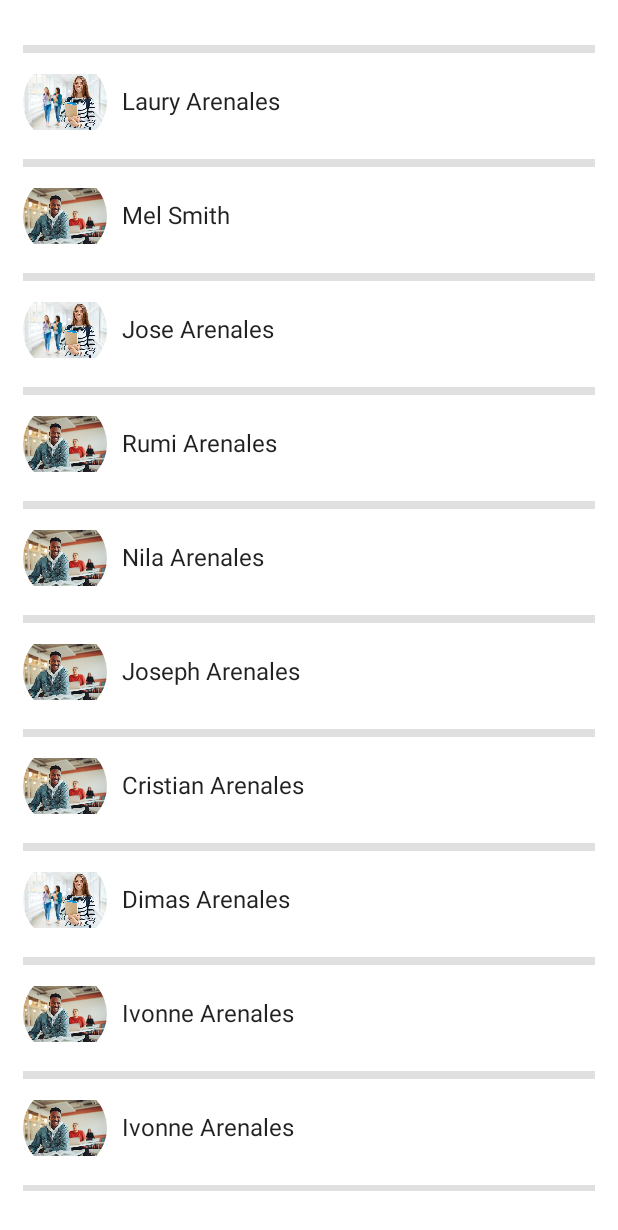
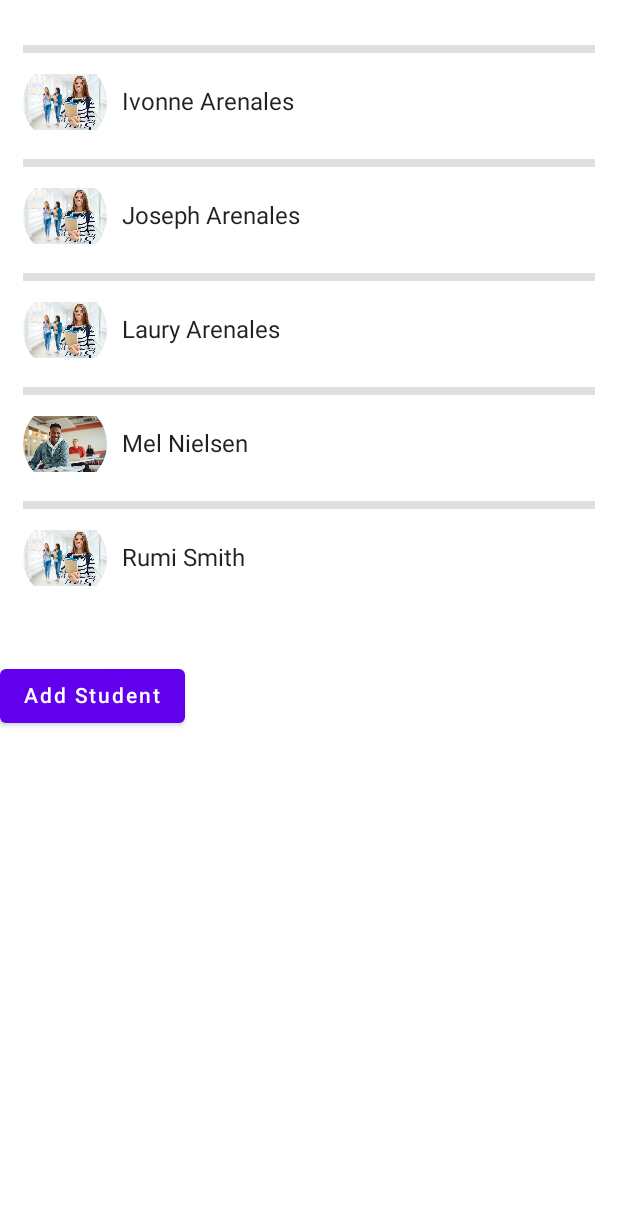
Before and after one commit to danilo04/desarrollo-componentes, an Android app built with Jetpack Compose: the screen it shows after launch (MainActivity), on a phone screen of 412 x 824 dp. Shown: the top 1230 px of the screen. Run offline under Robolectric (Android 15) with nearby library versions, the phone set to English and light mode, and no system bars; our stand-ins replace Dagger/Hilt's generated code.

Commit message:
Store student list in files

```diff
--- a/app/src/main/java/pa/ac/utp/components/listaestudiantes/MainActivity.kt
+++ b/app/src/main/java/pa/ac/utp/components/listaestudiantes/MainActivity.kt
@@ -10,6 +10,8 @@ import androidx.compose.foundation.layout.Column
 import androidx.compose.foundation.layout.fillMaxSize
 import androidx.compose.foundation.layout.padding
 import androidx.compose.foundation.lazy.LazyColumn
+import androidx.compose.foundation.rememberScrollState
+import androidx.compose.foundation.verticalScroll
 import androidx.compose.material.Button
 import androidx.compose.material.MaterialTheme
 import androidx.compose.material.Surface
@@ -26,6 +28,7 @@ import androidx.navigation.compose.NavHost
 import androidx.navigation.compose.composable
 import androidx.navigation.compose.rememberNavController
 import dagger.hilt.android.AndroidEntryPoint
+import pa.ac.utp.components.listaestudiantes.data.model.Student
 import pa.ac.utp.components.listaestudiantes.ui.components.StudentRow
 import pa.ac.utp.components.listaestudiantes.ui.theme.ListaEstudiantesTheme
 import pa.ac.utp.components.listaestudiantes.ui.utils.recomposeHighlighter
@@ -55,6 +58,9 @@ fun StudentListScreen(onClick: (Int) -> Unit) {
     Surface(
         modifier = Modifier.fillMaxSize()
     ) {
+        Column(modifier = Modifier
+            .fillMaxSize()) {
+
             LazyColumn(
                 modifier = Modifier
                     .padding(horizontal = 15.dp, vertical = 30.dp)
@@ -77,6 +83,10 @@ fun StudentListScreen(onClick: (Int) -> Unit) {
                             }
                         }
                     }
+                }
+            }
+            Button(onClick = { viewModel.addStudent(Student("Danilo", "Dominguez", "7-xx-xx", R.drawable.student2)) }) {
+                Text("Add Student")
             }
         }
     }
--- a/app/src/main/java/pa/ac/utp/components/listaestudiantes/StudentListApplication.kt
+++ b/app/src/main/java/pa/ac/utp/components/listaestudiantes/StudentListApplication.kt
@@ -1,7 +1,31 @@
 package pa.ac.utp.components.listaestudiantes
 
 import android.app.Application
+import android.content.Context
 import dagger.hilt.android.HiltAndroidApp
+import kotlinx.coroutines.GlobalScope
+import kotlinx.coroutines.launch
+import java.io.File
 
 @HiltAndroidApp
-class StudentListApplication : Application() { }
+class StudentListApplication : Application() {
+    override fun onCreate() {
+        super.onCreate()
+        GlobalScope.launch {
+            val studentListFile = File(filesDir, STUDENT_LIST_FILE)
+            if (!studentListFile.exists()) {
+                openFileOutput(STUDENT_LIST_FILE, Context.MODE_PRIVATE).use {
+                    it.write("Laury,Arenales,4-xx-xx,1\n".toByteArray())
+                    it.write("Rumi,Smith,8-xx-xx,1\n".toByteArray())
+                    it.write("Mel,Nielsen,4-xx-xx,2\n".toByteArray())
+                    it.write("Joseph,Arenales,4-xx-xx,1\n".toByteArray())
+                    it.write("Ivonne,Arenales,4-xx-xx,1\n".toByteArray())
+                }
+            }
+        }
+    }
+
+    companion object {
+        const val STUDENT_LIST_FILE = "student_list.csv"
+    }
+}
--- a/app/src/main/java/pa/ac/utp/components/listaestudiantes/data/repository/StudentRepository.kt
+++ b/app/src/main/java/pa/ac/utp/components/listaestudiantes/data/repository/StudentRepository.kt
@@ -1,35 +1,48 @@
 package pa.ac.utp.components.listaestudiantes.data.repository
 
+import android.content.Context
+import dagger.hilt.android.qualifiers.ApplicationContext
 import kotlinx.coroutines.Dispatchers
 import kotlinx.coroutines.delay
 import kotlinx.coroutines.withContext
 import pa.ac.utp.components.listaestudiantes.R
+import pa.ac.utp.components.listaestudiantes.StudentListApplication
 import pa.ac.utp.components.listaestudiantes.data.model.Student
+import java.io.File
 import javax.inject.Inject
 import javax.inject.Singleton
 
 @Singleton
-class StudentRepository @Inject constructor() {
+class StudentRepository @Inject constructor(
+    @ApplicationContext val context: Context
+) {
     suspend fun getAllStudents(): List<Student> = withContext(Dispatchers.IO) {
         delay(1000)
-        return@withContext listOf(
-            Student(name = "Laury", lastname = "Arenales", idNumber = "4-xx-xx", image = R.drawable.student1),
-            Student(name = "Mel", lastname = "Smith", idNumber = "METO-764-1881", image = R.drawable.student2),
-            Student(name = "Jose", lastname = "Arenales", idNumber = "6-xx-xx", image = R.drawable.student1),
-            Student(name = "Rumi", lastname = "Arenales", idNumber = "4-xx-xx", image = R.drawable.student2),
-            Student(name = "Nila", lastname = "Arenales", idNumber = "4-xx-xx", image = R.drawable.student2),
-            Student(name = "Joseph", lastname = "Arenales", idNumber = "4-xx-xx", image = R.drawable.student2),
-            Student(name = "Cristian", lastname = "Arenales", idNumber = "2-xx-xx", image = R.drawable.student2),
-            Student(name = "Dimas", lastname = "Arenales", idNumber = "4-xx-xx", image = R.drawable.student1),
-            Student(name = "Ivonne", lastname = "Arenales", idNumber = "4-xx-xx", image = R.drawable.student2),
-            Student(name = "Ivonne", lastname = "Arenales", idNumber = "4-xx-xx", image = R.drawable.student2),
-            Student(name = "Ivonne", lastname = "Arenales", idNumber = "4-xx-xx", image = R.drawable.student2),
-            Student(name = "Ivonne", lastname = "Arenales", idNumber = "4-xx-xx", image = R.drawable.student2),
-            Student(name = "Ivonne", lastname = "Arenales", idNumber = "4-xx-xx", image = R.drawable.student2),
-            Student(name = "Ivonne", lastname = "Arenales", idNumber = "4-xx-xx", image = R.drawable.student2),
-            Student(name = "Ivonne", lastname = "Arenales", idNumber = "4-xx-xx", image = R.drawable.student2),
-            Student(name = "Ivonne", lastname = "Arenales", idNumber = "4-xx-xx", image = R.drawable.student2),
-            Student(name = "Ivonne", lastname = "Arenales", idNumber = "4-xx-xx", image = R.drawable.student2),
-        )
+
+        return@withContext context
+            .openFileInput(StudentListApplication.STUDENT_LIST_FILE)
+            .bufferedReader()
+            .useLines { lines: Sequence<String> ->
+                lines.map { line ->
+                    val parts = line.split(",")
+                    val image = if (parts[3] == "1") {
+                        R.drawable.student1
+                    } else {
+                        R.drawable.student2
+                    }
+                    Student(
+                        name = parts[0],
+                        lastname = parts[1],
+                        idNumber = parts[2],
+                        image = image
+                    )
+                }.toList().sortedBy { it.name }
+        }
+    }
+
+    suspend fun addStudent(student: Student) = withContext(Dispatchers.IO) {
+        context.openFileOutput(StudentListApplication.STUDENT_LIST_FILE, Context.MODE_APPEND).use {
+            it.write("${student.name},${student.lastname},${student.idNumber},2\n".toByteArray())
+        }
     }
 }
--- a/app/src/main/java/pa/ac/utp/components/listaestudiantes/ui/viewmodel/StudentViewModel.kt
+++ b/app/src/main/java/pa/ac/utp/components/listaestudiantes/ui/viewmodel/StudentViewModel.kt
@@ -32,6 +32,14 @@ class StudentViewModel @Inject constructor(
         }
     }
 
+    fun addStudent(student: Student) {
+        viewModelScope.launch {
+            studentRepository.addStudent(student)
+            val students = studentRepository.getAllStudents()
+            _uiState.value = UiState.StudentList(students)
+        }
+    }
+
     sealed interface UiState {
         object Loading : UiState
         data class StudentList(
```
Lines whose indentation alone changed are shown as unchanged.
